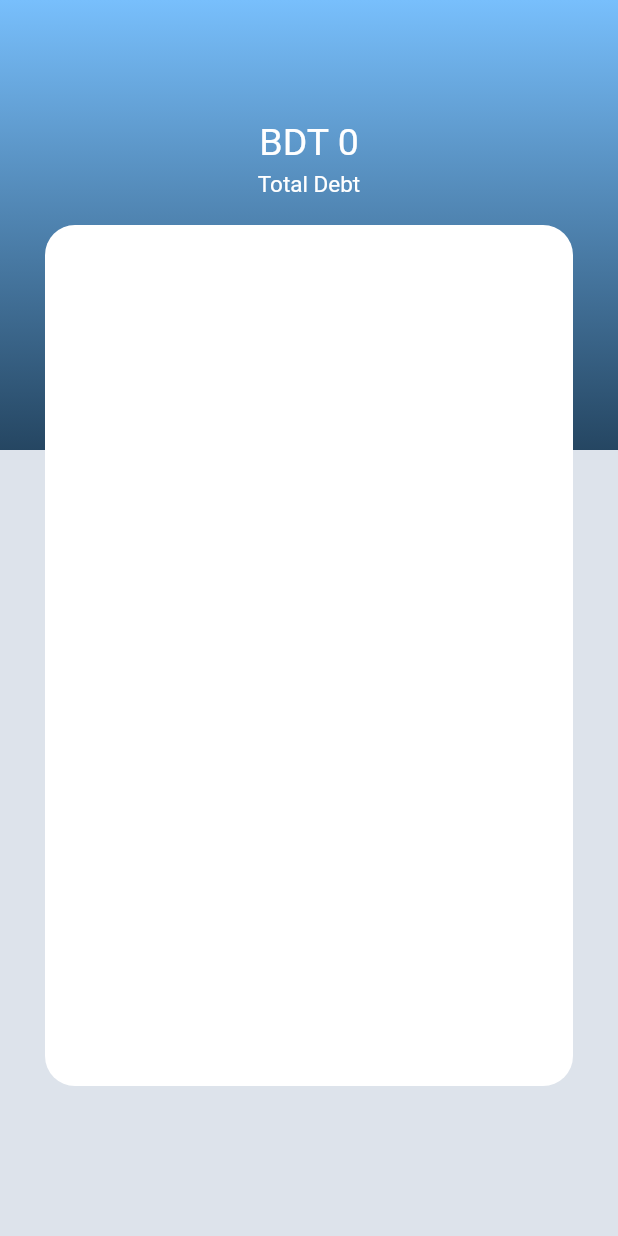
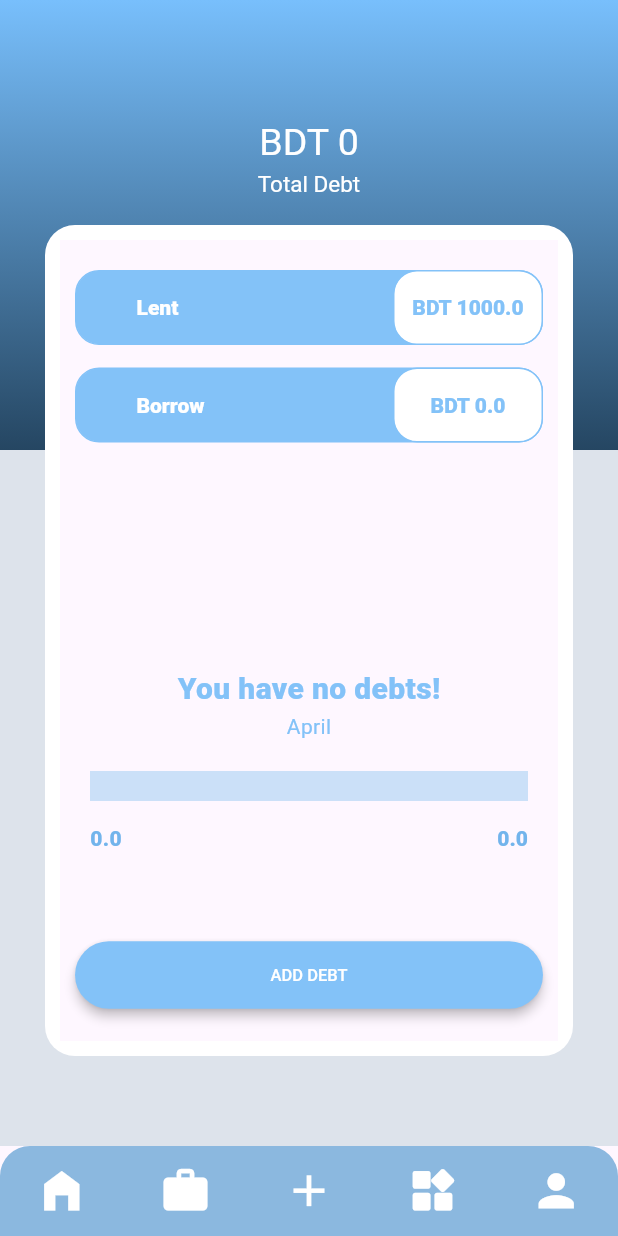
Before and after one commit to eter-null/spendwise-tracker, a Flutter app: the DebtPage screen opened directly, on a phone screen of 412 x 824 dp. Run offline on Flutter 3.47's test engine with Material 3 defaults, Android fonts, the phone set to English and light mode, and no system bars; drawn by our look-alikes of percent_indicator; our stand-ins replace charts_flutter, cloud_firestore, firebase_auth, firebase_core, fl_chart, google_fonts and 2 more; accounts and stored records are empty.

Commit message:
fixed_overflow

```diff
--- a/lib/main.dart
+++ b/lib/main.dart
@@ -49,7 +49,7 @@ class MyApp extends StatelessWidget {
   @override
   Widget build(BuildContext context) {
     return MaterialApp(
-      // home: IntroductionScreens()
+      home: IntroductionScreens()
       // home: DebtPage()
       // home: AddDebtPage()
       // home: AddExpensePage()
@@ -57,7 +57,7 @@ class MyApp extends StatelessWidget {
       // home: FinancialGoals()
       // home: Dashboard()
       // home: SignUp()
-      home: Login()
+      // home: Login()
       // home: AnalysisPage()
       // home: AddExpensePage(),
       // home: Categories(),
--- a/lib/screens/add_debt_page.dart
+++ b/lib/screens/add_debt_page.dart
@@ -27,6 +27,7 @@ class _AddDebtPage extends State<AddDebtPage> {
     return Stack(
         children: [
           CustomBackground(
+              isNavbar: true,
               child: Scaffold(
                   resizeToAvoidBottomInset: false,
                   body: Column(
--- a/lib/screens/add_expense_page.dart
+++ b/lib/screens/add_expense_page.dart
@@ -32,6 +32,7 @@ class _AddExpensePage extends State<AddExpensePage> {
     return Stack(
         children: [
           CustomBackground(
+            isNavbar: true,
               child: Scaffold(
                 resizeToAvoidBottomInset: false,
                 body: Padding(
--- a/lib/screens/analysis_page.dart
+++ b/lib/screens/analysis_page.dart
@@ -40,6 +40,7 @@ class _AnalysisPage extends State<AnalysisPage> {
     return Stack(
         children: [
           CustomBackground(
+            isNavbar: true,
             margin: EdgeInsets.only(top: MediaQuery.of(context).size.height * 0.09, bottom: 70, left: 30, right: 30),
               child: Scaffold(
                   resizeToAvoidBottomInset: false,
--- a/lib/screens/auth/login.dart
+++ b/lib/screens/auth/login.dart
@@ -32,6 +32,7 @@ class _LoginState extends State<Login> {
     return Stack(
         children: [
           CustomBackground(
+            isNavbar: false,
               child: Scaffold(
                   resizeToAvoidBottomInset: false,
                   body: Padding(
--- a/lib/screens/auth/sign_up.dart
+++ b/lib/screens/auth/sign_up.dart
@@ -35,6 +35,7 @@ class _SignUpState extends State<SignUp> {
     return Stack(
         children: [
           CustomBackground(
+            isNavbar: false,
               child: Scaffold(
                   resizeToAvoidBottomInset: false,
                   body: Padding(
--- a/lib/screens/categories.dart
+++ b/lib/screens/categories.dart
@@ -28,6 +28,7 @@ class _CategoriesState extends State<Categories> {
     return Stack(
       children: [
         CustomBackground(
+          isNavbar: true,
           margin: EdgeInsets.only(
               top: MediaQuery.of(context).size.height * 0.15,
               bottom: 70,
--- a/lib/screens/dashboard.dart
+++ b/lib/screens/dashboard.dart
@@ -11,6 +11,7 @@ class Dashboard extends StatelessWidget {
       children: [
 
         CustomBackground(
+          isNavbar: true,
           child: Scaffold(
                   resizeToAvoidBottomInset: false,
                   body: Padding(padding: EdgeInsetsDirectional.fromSTEB(10, 0, 10, 0),
--- a/lib/screens/debt_page.dart
+++ b/lib/screens/debt_page.dart
@@ -23,6 +23,7 @@ class _DebtPage extends State<DebtPage> {
     return Stack(
         children: [
           CustomBackground(
+            isNavbar: true,
               child: Scaffold(
                   resizeToAvoidBottomInset: false,
                   body: Padding(padding: EdgeInsetsDirectional.fromSTEB(10, 0, 10, 0),
--- a/lib/screens/financial_goals_page.dart
+++ b/lib/screens/financial_goals_page.dart
@@ -20,6 +20,8 @@ class _FinancialGoals extends State<FinancialGoals> {
     return Stack(
         children: const [
           CustomBackground(
+              isNavbar: true,
+
               child: Scaffold(
                   resizeToAvoidBottomInset: false,
                   body: Padding(padding: EdgeInsetsDirectional.fromSTEB(10, 0, 10, 0),
--- a/lib/screens/landin_page1.dart
+++ b/lib/screens/landin_page1.dart
@@ -3,6 +3,7 @@ import 'package:flutter/material.dart';
 import 'package:introduction_screen/introduction_screen.dart';
 import 'package:spendwise_tracker/const_config/color_config.dart';
 import 'package:spendwise_tracker/screens/auth/login.dart';
+import 'package:spendwise_tracker/screens/auth/sign_up.dart';
 import 'package:spendwise_tracker/screens/dashboard.dart';
 import 'package:spendwise_tracker/widgets/custom_back.dart';
 import 'package:spendwise_tracker/widgets/custom_scaffold.dart';
@@ -55,7 +56,7 @@ class IntroductionScreens extends StatelessWidget {
             onDone: () {
              // if (kDebugMode) {
                // print("Done clicked");
-                Navigator.push(context, MaterialPageRoute(builder: (context)=> const Login()));
+                Navigator.push(context, MaterialPageRoute(builder: (context)=> const SignUp()));
              // }
             },
             scrollPhysics: const ClampingScrollPhysics(),
--- a/lib/screens/new_expenses_page.dart
+++ b/lib/screens/new_expenses_page.dart
@@ -28,6 +28,8 @@ class _NewExpensesPage extends State<NewExpensesPage> {
     return Stack(
         children: [
           CustomBackground(
+              isNavbar: true,
+
               child: Scaffold(
                 resizeToAvoidBottomInset: false,
                 body: Column(
--- a/lib/widgets/custom_back.dart
+++ b/lib/widgets/custom_back.dart
@@ -1,26 +1,33 @@
 import 'package:flutter/material.dart';
+
 import 'package:spendwise_tracker/widgets/custom_scaffold.dart';
 
 import '../const_config/color_config.dart';
 
 class CustomBackground extends StatelessWidget {
   final Widget child;
+  final bool isNavbar;
   final EdgeInsetsGeometry margin;
-  const CustomBackground({super.key, required this.child,
-    this.margin = const EdgeInsets.only(top: 150, bottom: 100, left: 30, right: 30),
+  const CustomBackground({
+    super.key,
+    required this.child,
+    required this.isNavbar,
+    this.margin = const EdgeInsets.only(top: 150, bottom: 60, left: 30, right: 30),
   });
 
   @override
   Widget build(BuildContext context) {
-    return MaterialApp(
+    return Scaffold(
+      resizeToAvoidBottomInset: false,
       // title: 'Dashboard',
-      debugShowCheckedModeBanner: false,
-      theme: ThemeData(
+     // debugShowCheckedModeBanner: false,
+      //theme: ThemeData(
 
-        colorScheme: ColorScheme.fromSeed(seedColor: MyColor.gradientBackground),
-        useMaterial3: true,
-      ),
-      home: Stack(
+      //  colorScheme: ColorScheme.fromSeed(seedColor: MyColor.gradientBackground),
+       // useMaterial3: true,
+      //),
+    //  home:
+     body: Stack(
         children: [
             const ScaffoldWithBackground(),
             Container(
@@ -36,74 +43,88 @@ class CustomBackground extends StatelessWidget {
                 borderRadius: BorderRadius.circular(20),
               ),
               // child: child,
-  //   child: Row(
-	// 	mainAxisAlignment: MainAxisAlignment.spaceAround,
-	// 	children: [
+    child: child,
 
-	// 	IconButton(
-	// 		enableFeedback: false,
-	// 		onPressed: () {
+             ),
+    ],
+      ),
+    bottomNavigationBar: isNavbar?buildMyNavBar(context):null,
+    );
+  }
+}
+ Container buildMyNavBar(BuildContext context) {
+	return Container(
+	height: 60,
+	decoration: BoxDecoration(
+		color: MyColor.blueFadedBackground,
+		borderRadius: const BorderRadius.only(
+		topLeft: Radius.circular(20),
+		topRight: Radius.circular(20),
+		),
+	),
+	child: Row(
+		mainAxisAlignment: MainAxisAlignment.spaceAround,
+		children: [
+		IconButton(
+			enableFeedback: false,
+			onPressed: () {
 
-	// 		},
-	// 		icon: const Icon(
-	// 				Icons.home_filled,
-	// 				color: Colors.white,
-	// 				size: 35,
-	// 			)
-	// 	),
-	// 	IconButton(
-	// 		enableFeedback: false,
-	// 		onPressed: () {
+			},
+			icon: const Icon(
+					Icons.home_filled,
+					color: Colors.white,
+					size: 35,
+				)
+		),
+		IconButton(
+			enableFeedback: false,
+			onPressed: () {
 
-	// 		},
-	// 		icon: const Icon(
-	// 				Icons.work_rounded,
-	// 				color: Colors.white,
-	// 				size: 35,
-	// 			)
+			},
+			icon: const Icon(
+					Icons.work_rounded,
+					color: Colors.white,
+					size: 35,
+				)
 
-	// 	),
-	// 	IconButton(
-	// 			enableFeedback: false,
-	// 			onPressed: () {
+		),
+		IconButton(
+				enableFeedback: false,
+				onPressed: () {
 
 
-	// 			},
-	// 			icon: const Icon(
-	// 				Icons.add,
-	// 				color: Colors.white,
-	// 				size: 35,
-	// 			)
-	// 	),
-	// 	IconButton(
-	// 	enableFeedback: false,
-	// 	onPressed: () {
+				},
+				icon: const Icon(
+					Icons.add,
+					color: Colors.white,
+					size: 35,
+				)
+		),
+		IconButton(
+		enableFeedback: false,
+		onPressed: () {
 
 
-	// 	},
-	// 	icon: const Icon(
-	// 			Icons.widgets_rounded,
-	// 			color: Colors.white,
-	// 			size: 35,
-	// 		)
-	// ),
-	// 	IconButton(
-	// 		enableFeedback: false,
-	// 		onPressed: () {
+		},
+		icon: const Icon(
+				Icons.widgets_rounded,
+				color: Colors.white,
+				size: 35,
+			)
+	),
+		IconButton(
+			enableFeedback: false,
+			onPressed: () {
 
-	// 		},
-	// 		icon: const Icon(
-	// 				Icons.person,
-	// 				color: Colors.white,
-	// 				size: 35,
-	// 			)
+			},
+			icon: const Icon(
+					Icons.person,
+					color: Colors.white,
+					size: 35,
+				)
 
-	// 	),
-	// 	],
-	// ),
 		),
 		],
 	),
 	);
 }
-}
--- a/lib/widgets/custom_scaffold.dart
+++ b/lib/widgets/custom_scaffold.dart
@@ -37,16 +37,16 @@ class ScaffoldWithBackground extends StatelessWidget {
     );
   }
 }
-Container buildMyNavBar(BuildContext context) {
-	return Container(
-	height: 60,
-	decoration: BoxDecoration(
-		color: MyColor.blueFadedBackground,
-		borderRadius: const BorderRadius.only(
-		topLeft: Radius.circular(20),
-		topRight: Radius.circular(20),
-		),
-	),
+// Container buildMyNavBar(BuildContext context) {
+// 	return Container(
+// 	height: 60,
+// 	decoration: BoxDecoration(
+// 		color: MyColor.blueFadedBackground,
+// 		borderRadius: const BorderRadius.only(
+// 		topLeft: Radius.circular(20),
+// 		topRight: Radius.circular(20),
+// 		),
+// 	),
 	// child: Row(
 	// 	mainAxisAlignment: MainAxisAlignment.spaceAround,
 	// 	children: [
@@ -111,5 +111,5 @@ Container buildMyNavBar(BuildContext context) {
 	// 	),
 	// 	],
 	// ),
-	);
-}
+// 	);
+// }
```
Lines whose indentation alone changed are shown as unchanged.
